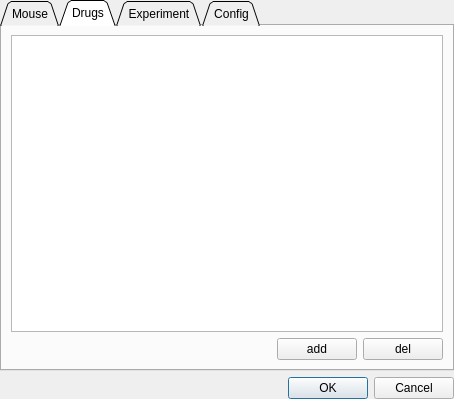
Qt form GUI/StartScreen.ui (MarinManuel/PhysioMonitor) before a commit.
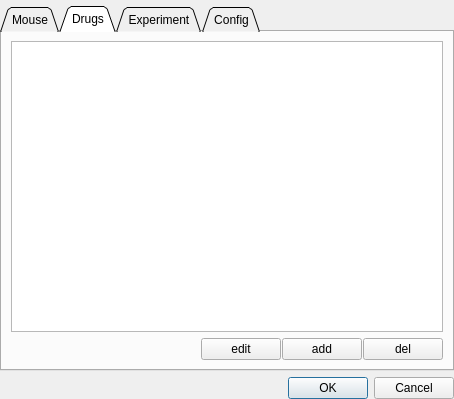
The same form after that commit. The open tabs and pages were chosen to show the change.

Commit message: startScreen mostly done. Working on logFile

Diff of the .ui file:
```diff
--- a/GUI/StartScreen.ui
+++ b/GUI/StartScreen.ui
@@ -31,6 +31,9 @@
    </property>
    <item>
     <layout class="QVBoxLayout" name="verticalLayout">
+     <property name="topMargin">
+      <number>6</number>
+     </property>
      <item>
       <widget class="QTabWidget" name="tabWidget">
        <property name="tabPosition">
@@ -205,10 +208,41 @@
          <item>
           <layout class="QVBoxLayout" name="verticalLayout_2">
            <item>
-            <widget class="QTableView" name="drugTable"/>
+            <widget class="QTableView" name="drugTable">
+             <property name="horizontalScrollBarPolicy">
+              <enum>Qt::ScrollBarAsNeeded</enum>
+             </property>
+             <property name="sizeAdjustPolicy">
+              <enum>QAbstractScrollArea::AdjustToContents</enum>
+             </property>
+             <property name="editTriggers">
+              <set>QAbstractItemView::DoubleClicked|QAbstractItemView::EditKeyPressed|QAbstractItemView::SelectedClicked</set>
+             </property>
+             <property name="alternatingRowColors">
+              <bool>true</bool>
+             </property>
+             <property name="selectionMode">
+              <enum>QAbstractItemView::SingleSelection</enum>
+             </property>
+             <property name="selectionBehavior">
+              <enum>QAbstractItemView::SelectRows</enum>
+             </property>
+             <property name="cornerButtonEnabled">
+              <bool>false</bool>
+             </property>
+             <attribute name="horizontalHeaderStretchLastSection">
+              <bool>false</bool>
+             </attribute>
+             <attribute name="verticalHeaderVisible">
+              <bool>false</bool>
+             </attribute>
+            </widget>
            </item>
            <item>
             <layout class="QHBoxLayout" name="horizontalLayout_4">
+             <property name="spacing">
+              <number>1</number>
+             </property>
              <item>
               <spacer name="horizontalSpacer">
                <property name="orientation">
@@ -222,6 +256,13 @@
                </property>
               </spacer>
              </item>
+             <item>
+              <widget class="QPushButton" name="editDrugButton">
+               <property name="text">
+                <string>edit</string>
+               </property>
+              </widget>
+             </item>
              <item>
               <widget class="QPushButton" name="addDrugButton">
                <property name="text">
```
Left out of the diff: 23 changed lines with no effect on the pictures. The commit also changes 8 other files.
